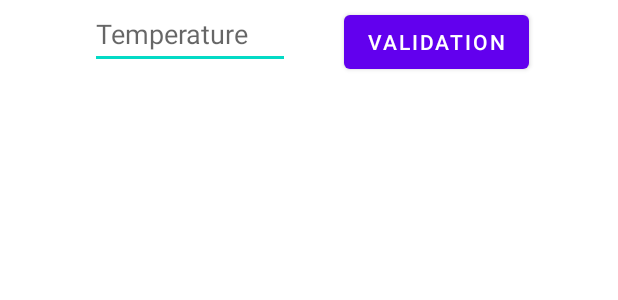
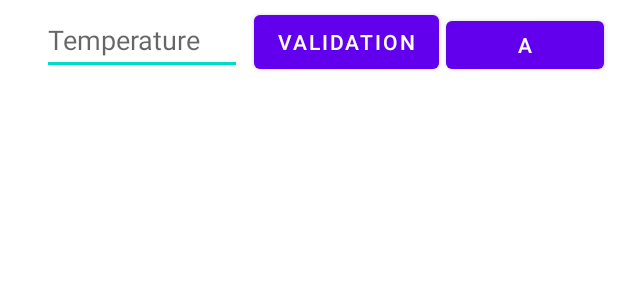
Before and after one commit to Shiropetite/DUT-wearther-android, an Android app: the layout cloth_activity.xml on its own in the app's theme, with its tools: preview values and no code run, on a phone screen of 412 x 824 dp. Shown: the top 300 px of the screen. Run offline under Robolectric (Android 15) with nearby library versions, the phone set to English and light mode, and no system bars.

Commit message:
de la merde

```diff
--- a/app/src/main/AndroidManifest.xml
+++ b/app/src/main/AndroidManifest.xml
@@ -9,13 +9,15 @@
         android:roundIcon="@mipmap/ic_launcher_round"
         android:supportsRtl="true"
         android:theme="@style/Theme.Vetements_test">
-        <activity android:name=".MainActivity">
+        <activity android:name="com.example.clothes.ClothesActivity">
             <intent-filter>
                 <action android:name="android.intent.action.MAIN" />
 
                 <category android:name="android.intent.category.LAUNCHER" />
             </intent-filter>
         </activity>
+        <activity android:name="com.example.clothes.ChooseClothesActivity">
+        </activity>
     </application>
 
 </manifest>
--- a/app/src/main/res/layout/cloth_activity.xml
+++ b/app/src/main/res/layout/cloth_activity.xml
@@ -10,7 +10,8 @@
         android:id="@+id/input_temperature"
         android:layout_width="133dp"
         android:layout_height="46dp"
-        android:layout_marginStart="60dp"
+        android:layout_marginStart="28dp"
+        android:layout_marginTop="4dp"
         android:ems="10"
         android:hint="Temperature"
         android:inputType="number"
@@ -21,9 +22,19 @@
         android:id="@+id/button_validation"
         android:layout_width="wrap_content"
         android:layout_height="wrap_content"
-        android:layout_marginStart="36dp"
+        android:layout_marginStart="8dp"
         android:layout_marginTop="4dp"
         android:text="Validation"
+        app:layout_constraintStart_toEndOf="@+id/input_temperature"
+        app:layout_constraintTop_toTopOf="parent" />
+
+    <Button
+        android:id="@+id/button_choose"
+        android:layout_width="105dp"
+        android:layout_height="44dp"
+        android:layout_marginStart="136dp"
+        android:layout_marginTop="8dp"
+        android:text="a"
         app:layout_constraintStart_toEndOf="@+id/input_temperature"
         app:layout_constraintTop_toTopOf="parent" />
 
```
Also changed, not shown: app/src/main/java/com/example/clothes/ChooseClothesActivity.java (added, +88 -0 lines), app/src/main/java/com/example/clothes/ClothesActivity.java (+14 -1 lines), app/src/main/java/com/example/clothes/ressources/Cloth.java (+15 -0 lines), app/src/main/java/com/example/clothes/ressources/User.java (+0 -8 lines), app/src/main/res/layout/choose_clothes.xml (added, +26 -0 lines).
